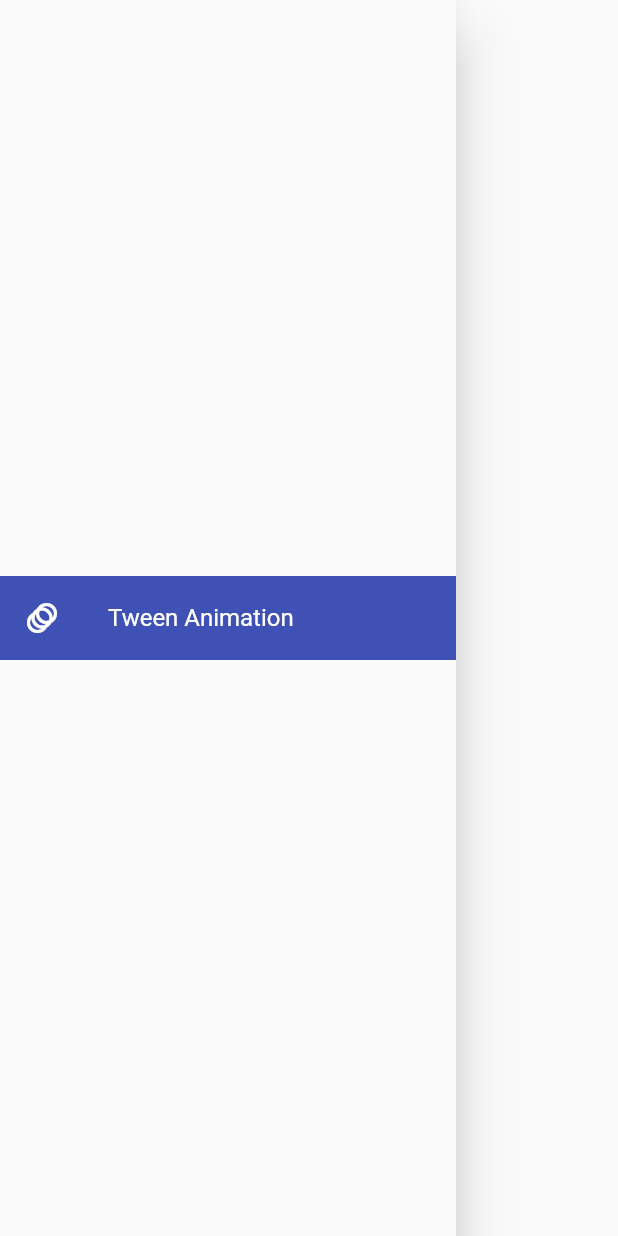
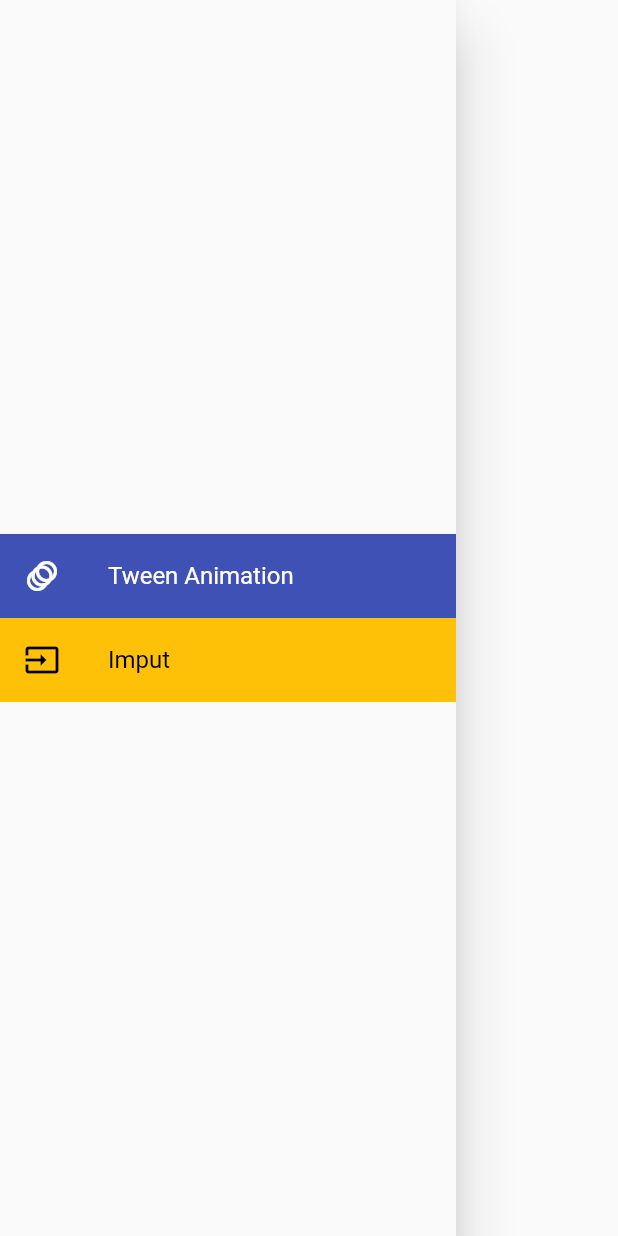
Before and after one commit to angelwayar/widgets_guide, a Flutter app: the MenuLateral widget shown alone on an empty page, opened directly, on a phone screen of 412 x 824 dp. Run offline on Flutter 3.47's test engine with Material 2 defaults, Android fonts, the phone set to English and light mode, and no system bars.

Commit message:
Add button for input

```diff
--- a/lib/home.dart
+++ b/lib/home.dart
@@ -10,7 +10,7 @@ class HomePage extends StatelessWidget {
       appBar: AppBar(
         title: const Text('Ejemplo de widgets'),
       ),
-      drawer: MenuLateral(),
+      drawer: const MenuLateral(),
       body: const Center(
         child: Text('Home page'),
       ),
@@ -37,12 +37,31 @@ class MenuLateral extends StatelessWidget {
               onTap: () => Navigator.push(
                 context,
                 MaterialPageRoute(
-                  builder: (_) => TweenAnimation(),
+                  builder: (_) => const TweenAnimation(),
                 ),
               ),
-              leading: Icon(
+              leading: const Icon(
                 Icons.animation,
                 color: Colors.white,
+              ),
+            ),
+          ),
+          Ink(
+            color: Colors.amber,
+            child: ListTile(
+              title: const Text(
+                "Imput",
+                style: TextStyle(color: Colors.black),
+              ),
+              onTap: () => Navigator.push(
+                context,
+                MaterialPageRoute(
+                  builder: (_) => const TweenAnimation(),
+                ),
+              ),
+              leading: const Icon(
+                Icons.input,
+                color: Colors.black,
               ),
             ),
           ),
```
Also changed, not shown: pubspec.lock.
